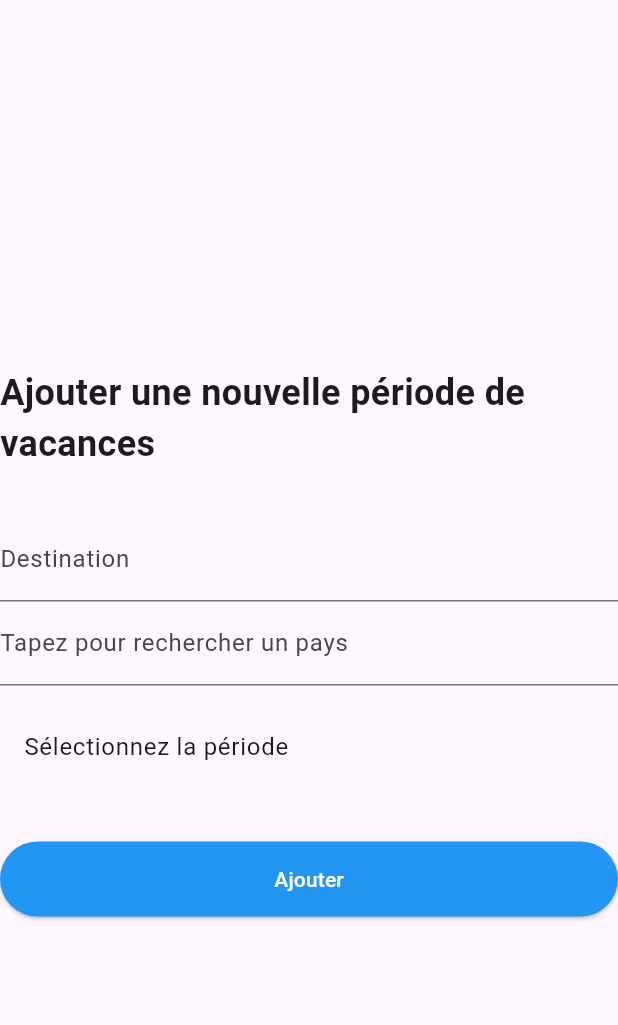
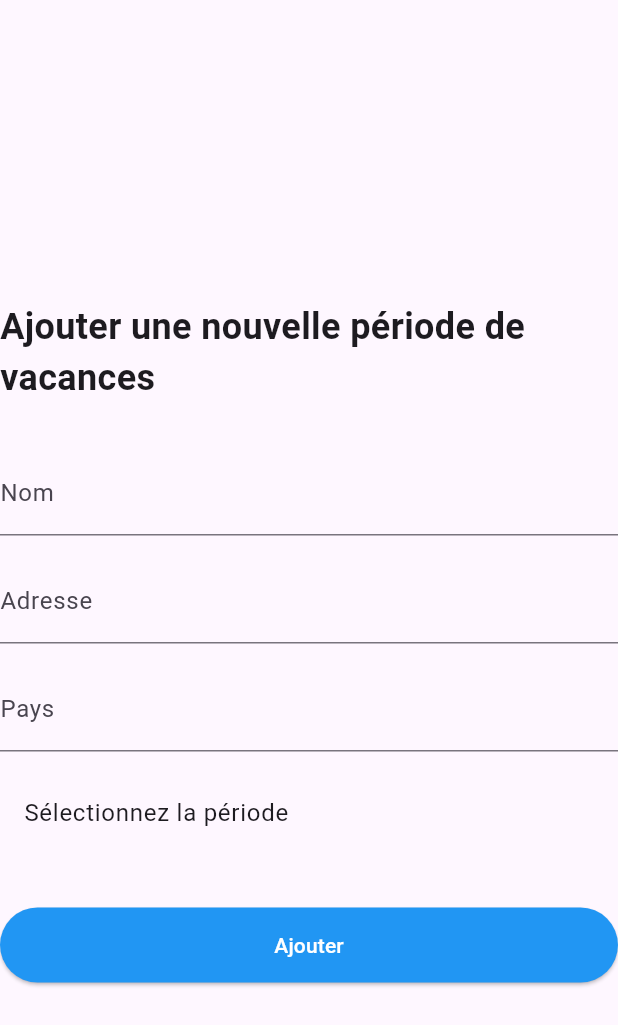
Before and after one commit to ThibautRoderkerken/plan_my_escape, a Flutter app: the AddVacationScreen widget shown alone on an empty page, opened directly with empty values, on a phone screen of 412 x 824 dp. Shown: the top 1025 px of the screen. Run offline on Flutter 3.47's test engine with Material 3 defaults, Android fonts, the phone set to English and light mode, and no system bars; our stand-ins replace calendar_view, flutter_chat_types, flutter_chat_ui, geolocator, google_sign_in, share and 1 more; missing offline and left inert: signalr_netcore; accounts and stored records are empty; network calls fail.

Commit message:
Nouvelle API  - Mise a jours du AutoComplete pour utiliser un CustomAutoComplete.  - Ajout de message d'erreur quand la période sélectionnée est vide.  - Mise a jours de la méthode fromJson afin de récupérer le bon code du pays.  - Mise a jours du dateselector pour afficher le message d'erreur.  - Mise a jours du addVacationPeriod pour inclure les champs nécessaire pour la nouvelle api.  - Ajout d'un break au router, risque d'afficher la page d'erreur pour rien.  - Ajout des champs country et address a la vacation_period.

```diff
--- a/lib/models/country.dart
+++ b/lib/models/country.dart
@@ -6,7 +6,7 @@ class Country {
 
   static Country fromJson(Map<String, dynamic> json) {
     String name = json['name'] ?? 'Belgium';
-    String code = json['code'] ?? '2060';
+    String code = json['id'].toString();
 
     return Country(
       name: name,
--- a/lib/models/vacation_period.dart
+++ b/lib/models/vacation_period.dart
@@ -11,6 +11,8 @@ class VacationPeriod {
   final List<Activity> activities;
   final WeatherInfo weatherInfo;
   late final int vacationIndex;
+  final String country;
+  final String address;
 
   VacationPeriod({
     required this.startDate,
@@ -19,37 +21,42 @@ class VacationPeriod {
     required this.members,
     required this.activities,
     required this.weatherInfo,
+    required this.country,
+    required this.address,
   });
 
   static VacationPeriod fromJson(Map<String, dynamic> json) {
     List<Member> membersList = [];
     if (json['users'] != null) {
       membersList = (json['users'] as List)
-          .map((memberJson) => Member.fromJson(memberJson as Map<String, dynamic>))
+          .map((memberJson) =>
+              Member.fromJson(memberJson as Map<String, dynamic>))
           .toList();
     }
     List<Activity> activitiesList = [];
     if (json['activities'] != null) {
       activitiesList = (json['activities'] as List)
-          .map((activityJson) => Activity.fromJson(activityJson as Map<String, dynamic>))
+          .map((activityJson) =>
+              Activity.fromJson(activityJson as Map<String, dynamic>))
           .toList();
     }
 
     WeatherInfo weatherInfo;
     if (json['weatherInfo'] != null) {
-      weatherInfo = WeatherInfo.fromJson(json['weatherInfo'] as Map<String, dynamic>);
+      weatherInfo =
+          WeatherInfo.fromJson(json['weatherInfo'] as Map<String, dynamic>);
     } else {
       weatherInfo = WeatherInfo(description: 'Inconnu', temperature: 0.0);
     }
 
     DateTime? parsedStartDate;
-    if (json['start_at'] != null) {
-      parsedStartDate = DateTime.parse(json['start_at'] as String);
+    if (json['startAt'] != null) {
+      parsedStartDate = DateTime.parse(json['startAt'] as String);
     }
 
     DateTime? parsedEndDate;
-    if (json['end_at'] != null) {
-      parsedEndDate = DateTime.parse(json['end_at'] as String);
+    if (json['endAt'] != null) {
+      parsedEndDate = DateTime.parse(json['endAt'] as String);
     }
 
     // Récupérer l'ID de la période de vacances
@@ -58,10 +65,12 @@ class VacationPeriod {
     return VacationPeriod(
       startDate: parsedStartDate ?? DateTime.now(),
       endDate: parsedEndDate ?? DateTime.now().add(const Duration(days: 1)),
-      destination: json['destination'] as String? ?? 'Inconnu',
+      destination: json['name'] as String? ?? 'Inconnu',
       members: membersList,
       activities: activitiesList,
       weatherInfo: weatherInfo,
+      country: json['country'] as String? ?? 'Belgium',
+      address: json['address'] as String? ?? 'Inconnu',
     )..vacationIndex = vacationIndex ?? 0;
   }
 
--- a/lib/router/router.dart
+++ b/lib/router/router.dart
@@ -101,6 +101,7 @@ class RouteGenerator {
           ),
           title: 'Modifier une période de vacances',
         );
+        break;
       default:
         return _errorRoute();
     }
--- a/lib/screens/dashboard/add_vacation_screen.dart
+++ b/lib/screens/dashboard/add_vacation_screen.dart
@@ -1,7 +1,7 @@
 import 'package:flutter/material.dart';
 import 'package:plan_my_escape/utils/date_selector.dart';
+import 'package:plan_my_escape/widgets/custom_autocomplete_field.dart';
 import 'package:provider/provider.dart';
-import 'package:plan_my_escape/models/country.dart';
 import '../../view_models/dashboard/add_vacation_view_model.dart';
 import '../../widgets/custom_action_button.dart';
 import '../../widgets/custom_text_field.dart';
@@ -14,9 +14,6 @@ class AddVacationScreen extends StatelessWidget {
   @override
   Widget build(BuildContext context) {
     final addVacationViewModel = Provider.of<AddVacationViewModel>(context);
-
-    // Initialisation de la liste des pays avec une liste vide
-    List<Country> countries = addVacationViewModel.countries;
 
     return Form(
       key: addVacationViewModel.formKey,
@@ -31,40 +28,29 @@ class AddVacationScreen extends StatelessWidget {
           ),
           const SizedBox(height: 32),
           CustomTextField(
-            label: 'Destination',
+            label: 'Nom',
             controller: addVacationViewModel.destinationController,
           ),
-          Autocomplete<Country>(
-            optionsBuilder: (TextEditingValue textEditingValue) {
-              if (textEditingValue.text.isEmpty) {
-                return const Iterable<Country>.empty();
-              }
-              return countries.where((Country country) {
-                return country.name.toLowerCase()
-                    .startsWith(textEditingValue.text.toLowerCase());
-              });
-            },
-            onSelected: (Country selection) {
-              addVacationViewModel.setSelectedCountry(selection.name);
-              addVacationViewModel.countryController.text = selection.name;
-            },
-            fieldViewBuilder: (context, textEditingController, focusNode, onFieldSubmitted) {
-              return TextFormField(
-                controller: textEditingController,
-                focusNode: focusNode,
-                decoration: const InputDecoration(
-                  labelText: 'Tapez pour rechercher un pays',
-                  hintText: 'Commencez à taper le nom du pays',
-                ),
-              );
-            },
-            displayStringForOption: (Country option) => option.name,
+          const SizedBox(height: 16),
+          CustomTextField(
+            label: 'Adresse',
+            controller: addVacationViewModel.adressController,
+          ),
+          const SizedBox(height: 16),
+          CustomAutocomplete(
+            controller: addVacationViewModel.countryController,
+            viewModel: addVacationViewModel,
           ),
           const SizedBox(height: 16),
           CustomDateSelector(
             label: 'Sélectionnez la période',
             onDateSelected: addVacationViewModel.onDateSelected,
-            errorMessage: addVacationViewModel.dateErrorMessage,
+            validator: (DateTimeRange? range) {
+              if (range == null) {
+                return 'Veuillez sélectionner une plage de dates';
+              }
+              return null;
+            },
           ),
           const SizedBox(height: 16),
           CustomActionButton(
--- a/lib/utils/date_selector.dart
+++ b/lib/utils/date_selector.dart
@@ -6,6 +6,7 @@ class CustomDateSelector extends StatefulWidget {
   final String? errorMessage;
   final DateTime? initialStartDate;
   final DateTime? initialEndDate;
+  final String? Function(DateTimeRange?)? validator;
 
   const CustomDateSelector({
     Key? key,
@@ -14,6 +15,7 @@ class CustomDateSelector extends StatefulWidget {
     this.errorMessage,
     this.initialStartDate,
     this.initialEndDate,
+    this.validator,
   }) : super(key: key);
 
   @override
@@ -22,12 +24,16 @@ class CustomDateSelector extends StatefulWidget {
 
 class CustomDateSelectorState extends State<CustomDateSelector> {
   DateTimeRange? _selectedDateRange;
+  String? _errorMessage;
 
   @override
   void initState() {
     super.initState();
-    _initializeDateRange();
+    WidgetsBinding.instance.addPostFrameCallback((_) {
+      _initializeDateRange();
+    });
   }
+
 
   void _initializeDateRange() {
     if (widget.initialStartDate != null && widget.initialEndDate != null) {
@@ -36,6 +42,14 @@ class CustomDateSelectorState extends State<CustomDateSelector> {
         end: widget.initialEndDate!,
       );
       widget.onDateSelected(_selectedDateRange!);
+    }
+  }
+
+  void _validateDateRange() {
+    if (widget.validator != null) {
+      setState(() {
+        _errorMessage = widget.validator!(_selectedDateRange);
+      });
     }
   }
 
@@ -53,6 +67,8 @@ class CustomDateSelectorState extends State<CustomDateSelector> {
       });
       widget.onDateSelected(pickedRange);
     }
+
+    _validateDateRange();
   }
 
   @override
@@ -70,11 +86,11 @@ class CustomDateSelectorState extends State<CustomDateSelector> {
             _selectDateRange(context);
           },
         ),
-        if (widget.errorMessage != null)
+        if (_errorMessage != null)
           Padding(
             padding: const EdgeInsets.only(top: 8.0),
             child: Text(
-              widget.errorMessage!,
+              _errorMessage!,
               style: const TextStyle(color: Colors.red),
             ),
           ),
--- a/lib/view_models/dashboard/add_vacation_view_model.dart
+++ b/lib/view_models/dashboard/add_vacation_view_model.dart
@@ -1,5 +1,3 @@
-import 'dart:convert';
-
 import 'package:flutter/material.dart';
 import 'package:plan_my_escape/models/country.dart';
 import 'package:plan_my_escape/models/vacation_period.dart';
@@ -7,12 +5,12 @@ import 'package:plan_my_escape/models/weather_info.dart';
 import 'package:plan_my_escape/services/holiday_service.dart';
 import 'package:plan_my_escape/utils/global_data.dart';
 import 'package:plan_my_escape/view_models/dashboard/dashboard_view_model.dart';
-import 'package:shared_preferences/shared_preferences.dart';
 
 class AddVacationViewModel extends ChangeNotifier {
   final DashboardViewModel dashboardViewModel;
   final GlobalKey<FormState> formKey = GlobalKey<FormState>();
   final TextEditingController destinationController = TextEditingController();
+  final TextEditingController adressController = TextEditingController();
   final HolidayService holidayService = HolidayService();
   List<Country> countries = [];
   TextEditingController countryController = TextEditingController();
@@ -67,6 +65,8 @@ class AddVacationViewModel extends ChangeNotifier {
       members: [],
       activities: [],
       weatherInfo: WeatherInfo(description: 'Inconnu', temperature: 0.0),
+      country: selectedCountry!,
+      address: adressController.text,
     );
 
     try {
--- a/lib/view_models/update_vacation_view_model.dart
+++ b/lib/view_models/update_vacation_view_model.dart
@@ -25,19 +25,20 @@ class UpdateVacationViewModel extends ChangeNotifier {
     startDate = range.start;
     endDate = range.end;
     dateErrorMessage;
-    notifyListeners();
+    notifyListeners(); // Notifier les listeners après la construction du widget
   }
 
   bool validateAndUpdateVacation(int vacationIndex, BuildContext context) {
     if (startDate != null && endDate != null) {
       VacationPeriod updatedVacationPeriod =
-          dashboardViewModel.getVacationPeriod()[vacationIndex];
+      dashboardViewModel.getVacationPeriod()[vacationIndex];
       updatedVacationPeriod.startDate = startDate!;
       updatedVacationPeriod.endDate = endDate!;
       updatedVacationPeriod.destination = destinationController.text;
 
       try {
         holidayService.updateVacationPeriod(updatedVacationPeriod);
+        dashboardViewModel.notifyListeners();
         Navigator.pop(context);
       } catch (e) {
         if (kDebugMode) {
--- /dev/null
+++ b/lib/widgets/custom_autocomplete_field.dart
@@ -0,0 +1,98 @@
+import 'package:flutter/material.dart';
+import 'package:plan_my_escape/models/country.dart';
+import 'package:plan_my_escape/utils/global_data.dart';
+import 'package:plan_my_escape/view_models/dashboard/add_vacation_view_model.dart';
+
+class CustomAutocomplete extends StatefulWidget {
+  final TextEditingController controller;
+  final AddVacationViewModel viewModel; // Ajout du ViewModel en tant que paramètre
+  final String? Function(String?)? validator;
+
+  const CustomAutocomplete({
+    Key? key,
+    required this.controller,
+    required this.viewModel, // Assurez-vous de passer le ViewModel
+    this.validator,
+  }) : super(key: key);
+
+  @override
+  CustomAutocompleteState createState() => CustomAutocompleteState();
+}
+
+class CustomAutocompleteState extends State<CustomAutocomplete> {
+  @override
+  void initState() {
+    super.initState();
+    widget.controller.addListener(_handleTextChange);
+  }
+
+  @override
+  void dispose() {
+    widget.controller.removeListener(_handleTextChange);
+    super.dispose();
+  }
+
+  void _handleTextChange() {
+    widget.viewModel.setSelectedCountry(widget.controller.text);
+  }
+
+  @override
+  Widget build(BuildContext context) {
+    return Autocomplete<Country>(
+      optionsBuilder: (TextEditingValue textEditingValue) {
+        if (textEditingValue.text.isEmpty) {
+          return const Iterable<Country>.empty();
+        }
+        return GlobalData().countries.where((Country country) {
+          return country.name.toLowerCase().contains(textEditingValue.text.toLowerCase());
+        });
+      },
+      onSelected: (Country selection) {
+        widget.controller.text = selection.name;
+        widget.viewModel.setSelectedCountry(selection.name);
+      },
+      fieldViewBuilder: (BuildContext context, TextEditingController fieldTextEditingController, FocusNode fieldFocusNode, VoidCallback onFieldSubmitted) {
+        return TextFormField(
+          controller: fieldTextEditingController,
+          focusNode: fieldFocusNode,
+          decoration: const InputDecoration(
+            labelText: 'Pays',
+            hintText: 'Commencez à taper le nom du pays',
+          ),
+          validator: widget.validator ?? (String? value) { // Utilisez widget.validator ici
+            if (value == null || value.isEmpty) {
+              return 'Ce champ ne peut pas être vide';
+            }
+            if (!GlobalData().countries.any((country) => country.name == value)) {
+              return 'Veuillez sélectionner un pays valide';
+            }
+            return null;
+          },
+        );
+      },
+      optionsViewBuilder: (BuildContext context, AutocompleteOnSelected<Country> onSelected, Iterable<Country> options) {
+        return Align(
+          alignment: Alignment.topLeft,
+          child: Material(
+            elevation: 4.0,
+            child: ListView.builder(
+              padding: EdgeInsets.zero,
+              shrinkWrap: true,
+              itemCount: options.length,
+              itemBuilder: (BuildContext context, int index) {
+                final Country option = options.elementAt(index);
+                return ListTile(
+                  title: Text(option.name),
+                  onTap: () {
+                    onSelected(option);
+                  },
+                );
+              },
+            ),
+          ),
+        );
+      },
+      displayStringForOption: (Country option) => option.name,
+    );
+  }
+}
```
Also changed, not shown: lib/services/holiday_service.dart (+16 -6 lines), 4 other files.
